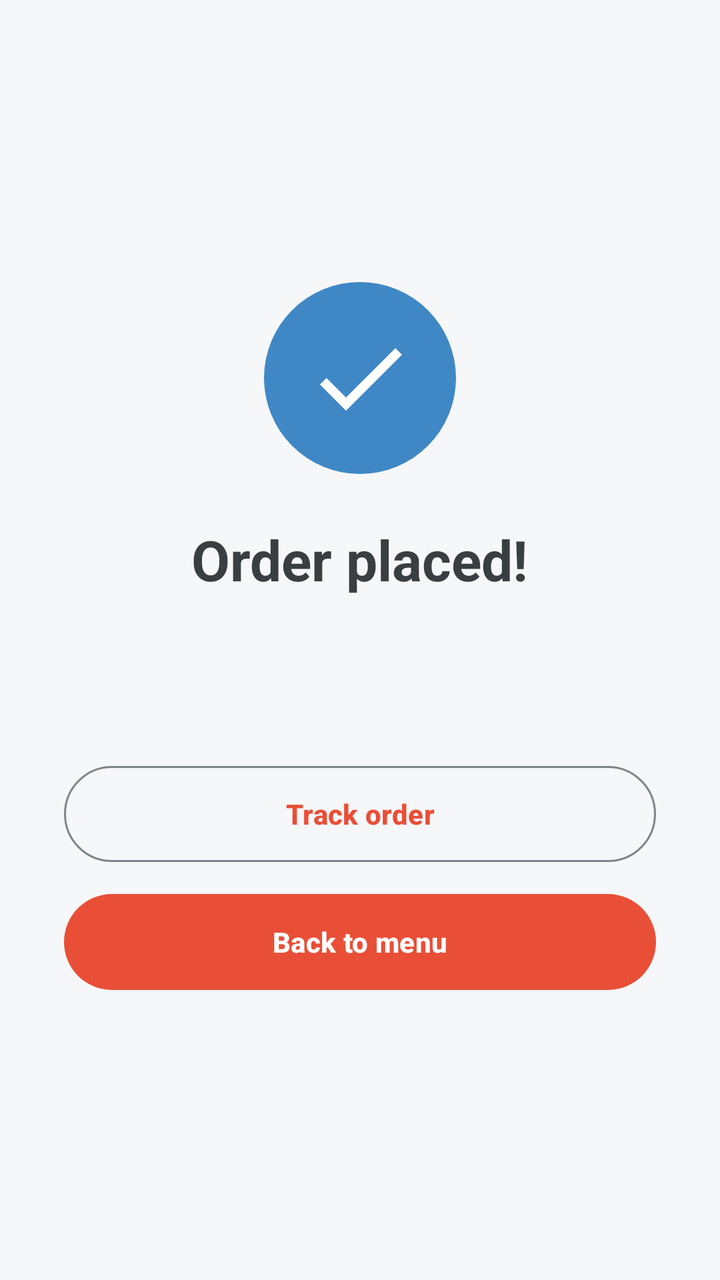
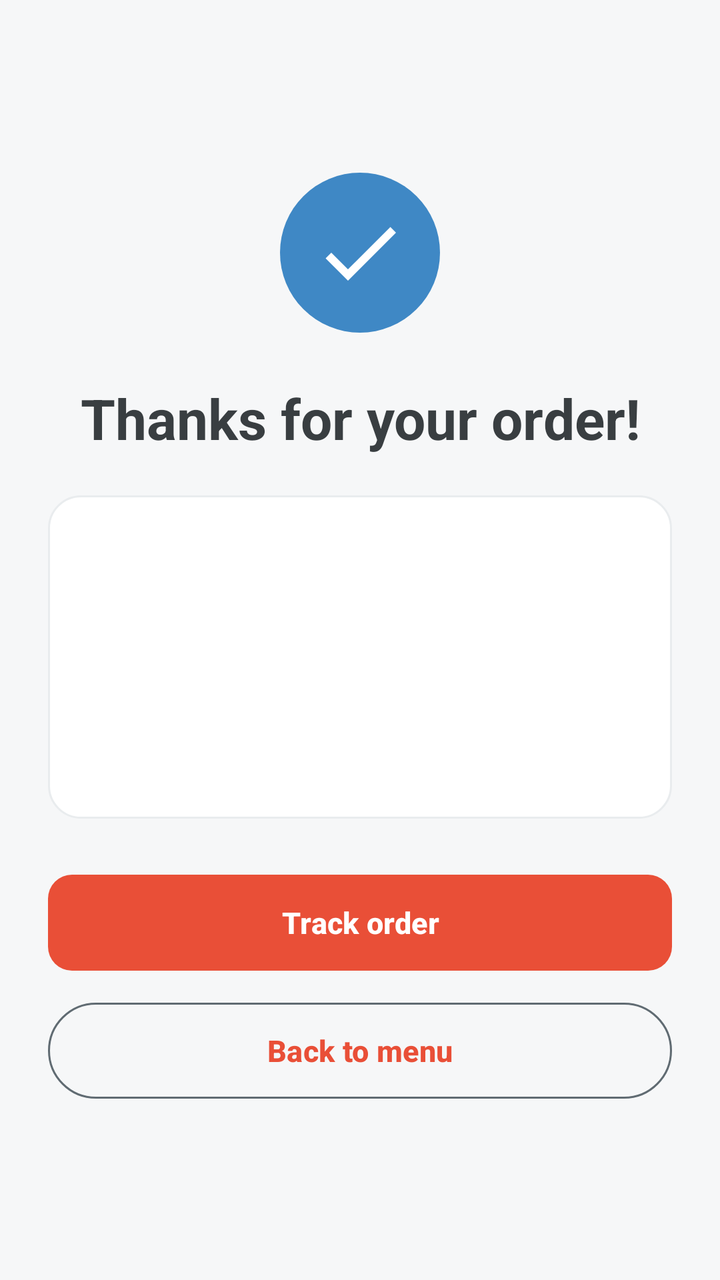

The first picture is an Android layout as it rendered before a commit; the second is the same layout after the commit. The layout source and the unified diff follow.
<!-- AndroidManifest.xml: application theme Theme.DeliveryApp -->
<!-- res/layout/activity_confirmation.xml -->
<?xml version="1.0" encoding="utf-8"?>
<LinearLayout xmlns:android="http://schemas.android.com/apk/res/android" xmlns:app="http://schemas.android.com/apk/res-auto"
    android:layout_width="match_parent" android:layout_height="match_parent" android:gravity="center"
    android:orientation="vertical" android:padding="32dp">
    <FrameLayout android:layout_width="96dp" android:layout_height="96dp" android:background="@drawable/bg_circle_blue">
        <ImageView android:layout_width="56dp" android:layout_height="56dp" android:layout_gravity="center"
            android:src="@drawable/ic_check" android:tint="@color/white" android:contentDescription="Success" />
    </FrameLayout>
    <TextView android:layout_width="wrap_content" android:layout_height="wrap_content" android:layout_marginTop="24dp"
        android:text="Order placed!" android:textAppearance="@style/TextAppearance.Material3.HeadlineMedium" android:textStyle="bold" />
    <TextView android:id="@+id/tvOrderId" android:layout_width="wrap_content" android:layout_height="wrap_content"
        android:textColor="@color/terracotta" android:textAppearance="@style/TextAppearance.Material3.TitleMedium" />
    <TextView android:id="@+id/tvInfo" android:layout_width="wrap_content" android:layout_height="wrap_content"
        android:layout_marginTop="8dp" android:gravity="center" />
    <com.google.android.material.button.MaterialButton
        android:id="@+id/btnTrack" style="@style/Widget.Material3.Button.OutlinedButton"
        android:layout_width="match_parent" android:layout_height="56dp"
        android:layout_marginTop="32dp" android:text="Track order" android:textStyle="bold" />
    <com.google.android.material.button.MaterialButton
        android:id="@+id/btnDone" android:layout_width="match_parent" android:layout_height="56dp"
        android:layout_marginTop="8dp" android:text="Back to menu" android:textStyle="bold" />
</LinearLayout>
<!-- resources referenced by this layout -->
<resources>
  <color name="terracotta">#E94F37</color>
  <color name="white">#FFFFFF</color>
  <!-- drawable bg_circle_blue (drawable) -->
  <?xml version="1.0" encoding="utf-8"?>
  <shape xmlns:android="http://schemas.android.com/apk/res/android" android:shape="oval">
      <solid android:color="@color/steel_blue" />
  </shape>
  <!-- drawable ic_check (drawable) -->
  <vector xmlns:android="http://schemas.android.com/apk/res/android"
      android:width="24dp" android:height="24dp" android:viewportWidth="24" android:viewportHeight="24"
      android:tint="?attr/colorControlNormal">
      <path android:fillColor="@android:color/white" android:pathData="M9,16.17L4.83,12l-1.42,1.41L9,19 21,7l-1.41,-1.41z" />
  </vector>
  <style name="Theme.DeliveryApp" parent="Theme.Material3.Light.NoActionBar">
          <item name="colorPrimary">@color/terracotta</item>
          <item name="colorOnPrimary">@color/white</item>
          <item name="colorPrimaryContainer">@color/terracotta_soft</item>
          <item name="colorOnPrimaryContainer">@color/gunmetal</item>
          <item name="colorSecondary">@color/steel_blue</item>
          <item name="colorOnSecondary">@color/white</item>
          <item name="colorSecondaryContainer">@color/steel_blue_soft</item>
          <item name="colorOnSecondaryContainer">@color/gunmetal</item>
          <item name="colorTertiary">@color/gunmetal</item>
          <item name="colorSurface">@color/white</item>
          <item name="colorOnSurface">@color/gunmetal</item>
          <item name="colorSurfaceVariant">@color/paper_variant</item>
          <item name="colorOnSurfaceVariant">@color/gunmetal</item>
          <item name="colorOutline">@color/outline</item>
          <item name="colorError">@color/error_red</item>
          <item name="android:colorBackground">@color/paper</item>
          <item name="android:textColorPrimary">@color/gunmetal</item>
          <item name="android:statusBarColor">@color/gunmetal</item>
          <item name="android:windowLightStatusBar">false</item>
      </style>
  <color name="steel_blue">#3F88C5</color>
  <color name="terracotta_soft">#FCE3DE</color>
  <color name="gunmetal">#393E41</color>
  <color name="steel_blue_soft">#DDEBF7</color>
  <color name="paper_variant">#E9ECEE</color>
  <color name="outline">#7D8589</color>
  <color name="error_red">#B3261E</color>
  <color name="paper">#F6F7F8</color>
</resources>

<!-- the commit's change to res/layout/activity_confirmation.xml (unified diff, before → after) -->
@@ -1,22 +1,17 @@
 <?xml version="1.0" encoding="utf-8"?>
-<LinearLayout xmlns:android="http://schemas.android.com/apk/res/android" xmlns:app="http://schemas.android.com/apk/res-auto"
-    android:layout_width="match_parent" android:layout_height="match_parent" android:gravity="center"
-    android:orientation="vertical" android:padding="32dp">
-    <FrameLayout android:layout_width="96dp" android:layout_height="96dp" android:background="@drawable/bg_circle_blue">
-        <ImageView android:layout_width="56dp" android:layout_height="56dp" android:layout_gravity="center"
-            android:src="@drawable/ic_check" android:tint="@color/white" android:contentDescription="Success" />
-    </FrameLayout>
-    <TextView android:layout_width="wrap_content" android:layout_height="wrap_content" android:layout_marginTop="24dp"
-        android:text="Order placed!" android:textAppearance="@style/TextAppearance.Material3.HeadlineMedium" android:textStyle="bold" />
-    <TextView android:id="@+id/tvOrderId" android:layout_width="wrap_content" android:layout_height="wrap_content"
-        android:textColor="@color/terracotta" android:textAppearance="@style/TextAppearance.Material3.TitleMedium" />
-    <TextView android:id="@+id/tvInfo" android:layout_width="wrap_content" android:layout_height="wrap_content"
-        android:layout_marginTop="8dp" android:gravity="center" />
-    <com.google.android.material.button.MaterialButton
-        android:id="@+id/btnTrack" style="@style/Widget.Material3.Button.OutlinedButton"
-        android:layout_width="match_parent" android:layout_height="56dp"
-        android:layout_marginTop="32dp" android:text="Track order" android:textStyle="bold" />
-    <com.google.android.material.button.MaterialButton
-        android:id="@+id/btnDone" android:layout_width="match_parent" android:layout_height="56dp"
-        android:layout_marginTop="8dp" android:text="Back to menu" android:textStyle="bold" />
-</LinearLayout>
+<ScrollView xmlns:android="http://schemas.android.com/apk/res/android" xmlns:app="http://schemas.android.com/apk/res-auto" android:layout_width="match_parent" android:layout_height="match_parent" android:fillViewport="true">
+    <LinearLayout android:layout_width="match_parent" android:layout_height="wrap_content" android:gravity="center" android:orientation="vertical" android:padding="24dp">
+        <FrameLayout android:layout_width="80dp" android:layout_height="80dp" android:background="@drawable/bg_circle_blue">
+            <ImageView android:layout_width="48dp" android:layout_height="48dp" android:layout_gravity="center" android:src="@drawable/ic_check" app:tint="@color/white" android:contentDescription="Order confirmation"/>
+        </FrameLayout>
+        <TextView android:id="@+id/tvHeading" android:layout_width="match_parent" android:layout_height="wrap_content" android:gravity="center" android:layout_marginTop="24dp" android:text="Thanks for your order!" android:textAppearance="@style/Text.Page"/>
+        <LinearLayout android:layout_width="match_parent" android:layout_height="wrap_content" android:orientation="vertical" android:padding="20dp" android:background="@drawable/bg_surface" android:layout_marginTop="20dp">
+            <TextView android:id="@+id/tvOrderId" android:layout_width="match_parent" android:layout_height="wrap_content" android:textSize="22sp" android:textStyle="bold" android:textColor="@color/terracotta"/>
+            <TextView android:id="@+id/tvOrderMeta" android:layout_width="match_parent" android:layout_height="wrap_content" android:layout_marginTop="6dp" android:textSize="16sp"/>
+            <TextView android:id="@+id/tvOrderStatus" android:layout_width="match_parent" android:layout_height="wrap_content" android:layout_marginTop="12dp" android:textColor="@color/steel_blue" android:textStyle="bold" android:textSize="18sp"/>
+            <TextView android:id="@+id/tvInfo" android:layout_width="match_parent" android:layout_height="wrap_content" android:layout_marginTop="8dp" android:textSize="15sp" android:lineSpacingExtra="4dp"/>
+        </LinearLayout>
+        <com.google.android.material.button.MaterialButton android:id="@+id/btnTrack" android:layout_width="match_parent" android:layout_height="wrap_content" android:minHeight="56dp" android:layout_marginTop="24dp" android:text="Track order"/>
+        <com.google.android.material.button.MaterialButton android:id="@+id/btnDone" style="@style/Widget.Material3.Button.OutlinedButton" android:layout_width="match_parent" android:layout_height="wrap_content" android:minHeight="56dp" android:layout_marginTop="8dp" android:text="Back to menu"/>
+    </LinearLayout>
+</ScrollView>
<!-- resource entries referenced after the edit -->
@@ -7,13 +7,19 @@
   <shape xmlns:android="http://schemas.android.com/apk/res/android" android:shape="oval">
       <solid android:color="@color/steel_blue" />
   </shape>
+  <!-- drawable bg_surface (drawable) -->
+  <shape xmlns:android="http://schemas.android.com/apk/res/android"><solid android:color="?attr/colorSurface"/><corners android:radius="16dp"/><stroke android:width="1dp" android:color="@color/paper_variant"/></shape>
   <!-- drawable ic_check (drawable) -->
   <vector xmlns:android="http://schemas.android.com/apk/res/android"
       android:width="24dp" android:height="24dp" android:viewportWidth="24" android:viewportHeight="24"
       android:tint="?attr/colorControlNormal">
       <path android:fillColor="@android:color/white" android:pathData="M9,16.17L4.83,12l-1.42,1.41L9,19 21,7l-1.41,-1.41z" />
   </vector>
+  <style name="Text.Page" parent="TextAppearance.Material3.HeadlineMedium">
+          <item name="android:textColor">?attr/colorOnSurface</item><item name="android:textStyle">bold</item>
+      </style>
   <style name="Theme.DeliveryApp" parent="Theme.Material3.Light.NoActionBar">
+          <item name="materialButtonStyle">@style/Widget.App.PrimaryButton</item>
           <item name="colorPrimary">@color/terracotta</item>
           <item name="colorOnPrimary">@color/white</item>
           <item name="colorPrimaryContainer">@color/terracotta_soft</item>
@@ -35,11 +41,15 @@
           <item name="android:windowLightStatusBar">false</item>
       </style>
   <color name="steel_blue">#3F88C5</color>
-  <color name="terracotta_soft">#FCE3DE</color>
+  <color name="terracotta_soft">#FFF1ED</color>
   <color name="gunmetal">#393E41</color>
   <color name="steel_blue_soft">#DDEBF7</color>
   <color name="paper_variant">#E9ECEE</color>
-  <color name="outline">#7D8589</color>
+  <style name="Widget.App.PrimaryButton" parent="Widget.Material3.Button">
+          <item name="cornerRadius">12dp</item><item name="android:textSize">15sp</item>
+          <item name="android:minHeight">56dp</item><item name="android:textStyle">bold</item>
+      </style>
+  <color name="outline">#606B72</color>
   <color name="error_red">#B3261E</color>
   <color name="paper">#F6F7F8</color>
 </resources>
